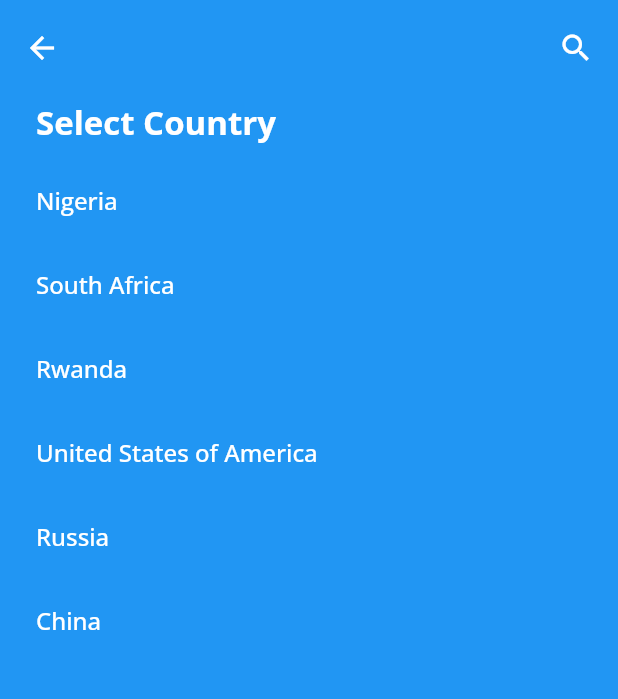
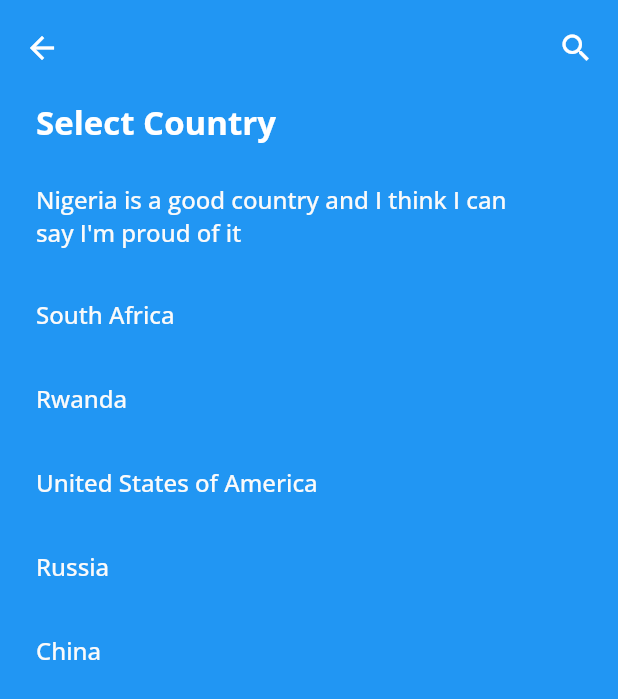
Before and after one commit to lhamycodes/flutter_fullscreen_picker, a Flutter app: the screen it shows after launch, after a tap on "Choose Country", on a phone screen of 412 x 824 dp. Shown: the top 699 px of the screen. Run offline on Flutter 3.47's test engine with Material 2 defaults, Android fonts, the phone set to English and light mode, and no system bars; our stand-ins replace google_fonts.

Commit message:
Prepare for release 1.0.4

```diff
--- a/example/lib/screens/home.dart
+++ b/example/lib/screens/home.dart
@@ -15,7 +15,10 @@ class _HomeState extends State<Home> {
   FlutterFullScreenPicker picker = FlutterFullScreenPicker();
 
   List<SelectOption> _countryList = [
-    SelectOption(display: "Nigeria", value: "NG"),
+    SelectOption(
+        display:
+            "Nigeria is a good country and I think I can say I'm proud of it",
+        value: "NG"),
     SelectOption(display: "South Africa", value: "SA"),
     SelectOption(display: "Rwanda", value: "RW"),
     SelectOption(display: "United States of America", value: "US"),
@@ -57,9 +60,14 @@ class _HomeState extends State<Home> {
                   options: _countryList,
                   pageBackgroundColor: Colors.blue,
                   selectedOption: selectedOption,
-                  optionTextColor: Colors.white,
+                  // optionTextColor: Colors.grey[300],
                   appBarIconsColor: Colors.white,
                   appBarTitleColor: Colors.white,
+                  optionTextStyle: TextStyle(
+                    fontWeight: FontWeight.w500,
+                    fontSize: 16,
+                    color: Colors.grey[50],
+                  ),
                 );
 
                 setState(() {
--- a/lib/flutterfullscreenpicker.dart
+++ b/lib/flutterfullscreenpicker.dart
@@ -34,6 +34,9 @@ class FlutterFullScreenPicker {
 
     /// Select option text Color, defaults to Colors.black
     Color optionTextColor,
+
+    /// Select option text Color, defaults to Colors.black
+    TextStyle optionTextStyle,
   }) async {
     return Navigator.push(
       context,
@@ -46,6 +49,7 @@ class FlutterFullScreenPicker {
           appBarTitleColor: appBarTitleColor,
           appBarIconsColor: appBarIconsColor,
           optionTextColor: optionTextColor,
+          optionTextStyle: optionTextStyle,
         ),
         fullscreenDialog: false,
       ),
--- a/lib/src/flutter_fullscreen_picker.dart
+++ b/lib/src/flutter_fullscreen_picker.dart
@@ -22,10 +22,14 @@ class FullScreenPicker extends StatefulWidget {
   /// Select option text Color, defaults to Colors.black
   final Color optionTextColor;
 
+  /// Select option text style, can be null
+  final TextStyle optionTextStyle;
+
   FullScreenPicker({
     @required this.pageTitle,
     @required this.selectOptions,
     this.selectedOption,
+    this.optionTextStyle,
     this.pageBackgroundColor = Colors.white,
     this.appBarTitleColor = Colors.black,
     this.appBarIconsColor = Colors.black,
@@ -119,12 +123,15 @@ class _FullScreenPickerState extends State<FullScreenPicker> {
                           child: Row(
                             mainAxisAlignment: MainAxisAlignment.spaceBetween,
                             children: <Widget>[
-                              Text(
-                                selectList[index].display,
-                                style: TextStyle(
-                                  fontWeight: FontWeight.w500,
-                                  fontSize: 16,
-                                  color: widget.optionTextColor,
+                              Expanded(
+                                child: Text(
+                                  selectList[index].display,
+                                  style: widget.optionTextStyle ??
+                                      TextStyle(
+                                        fontWeight: FontWeight.w500,
+                                        fontSize: 16,
+                                        color: widget.optionTextColor,
+                                      ),
                                 ),
                               ),
                               Icon(
--- a/pubspec.yaml
+++ b/pubspec.yaml
@@ -1,6 +1,6 @@
 name: flutterfullscreenpicker
 description: A Flutter package that provides a full screen select-like widget, it also provides search functionality
-version: 1.0.3
+version: 1.0.4
 homepage: https://github.com/lhamycodes/flutter_fullscreen_picker
 
 environment:
@@ -19,5 +19,4 @@ dev_dependencies:
 
 # The following section is specific to Flutter.
 flutter:
-
   uses-material-design: true
```
Also changed, not shown: example/pubspec.lock, pubspec.lock, 3 other files.
